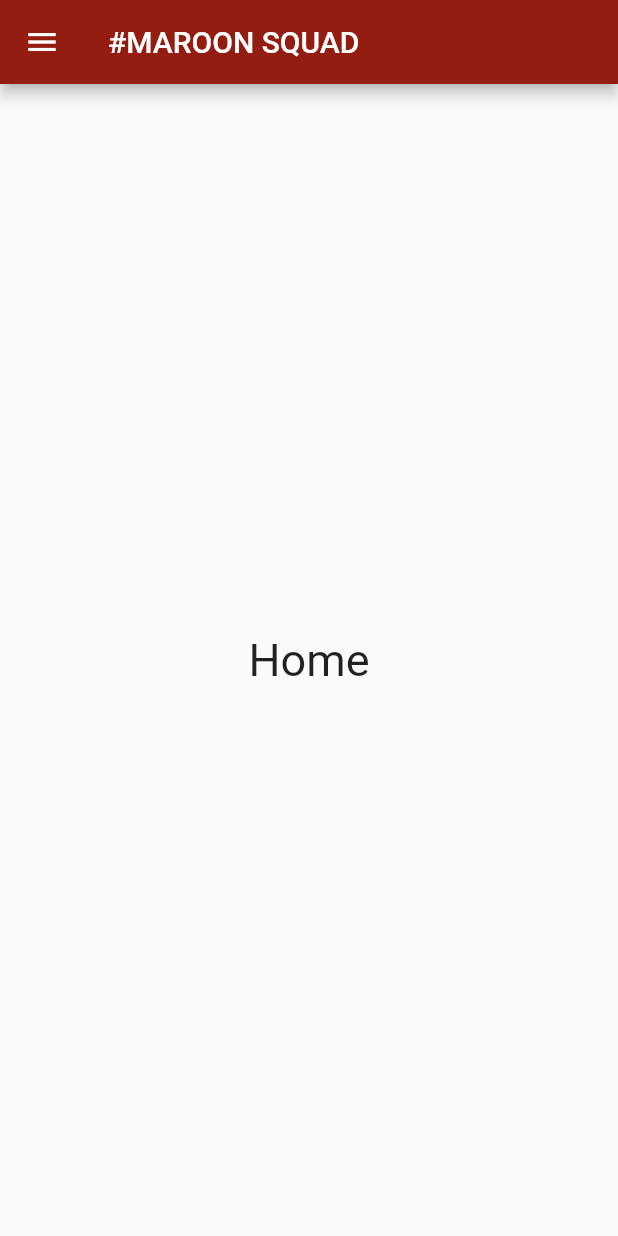
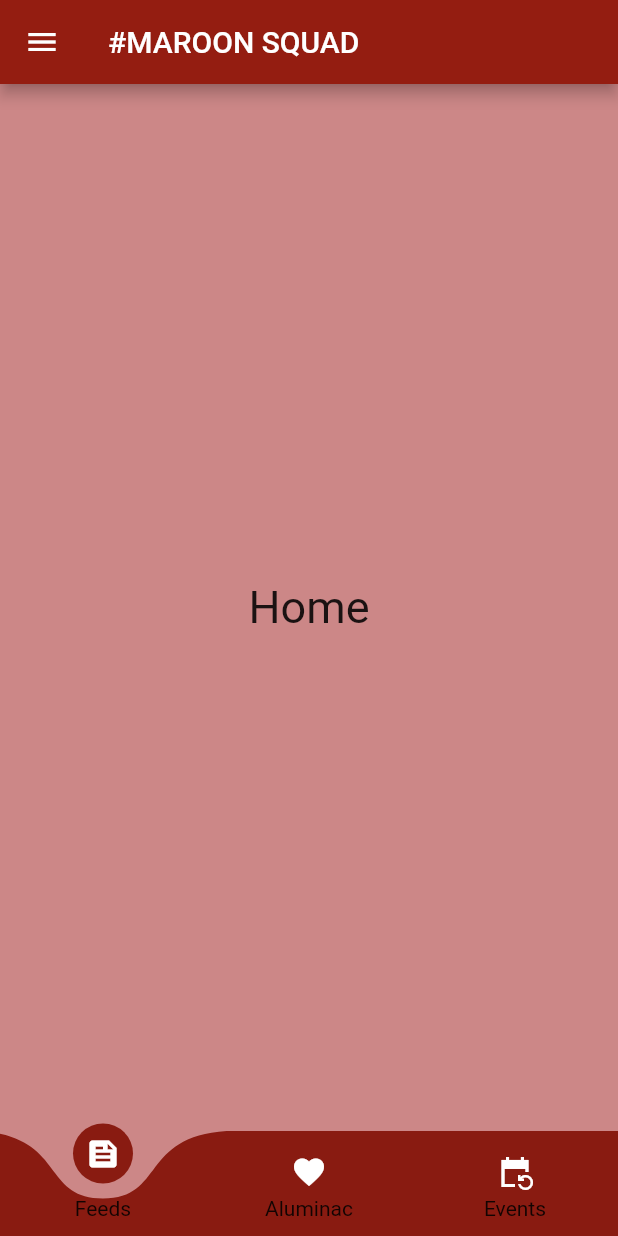
Before and after one commit to as4dmin/Inside, a Flutter app: the screen it shows after launch, on a phone screen of 412 x 824 dp. Run offline on Flutter 3.47's test engine with Material 2 defaults, Android fonts, the phone set to English and light mode, and no system bars; drawn by our look-alikes of curved_labeled_navigation_bar.

```diff
--- a/lib/main.dart
+++ b/lib/main.dart
@@ -1,3 +1,5 @@
+import 'package:curved_labeled_navigation_bar/curved_navigation_bar.dart';
+import 'package:curved_labeled_navigation_bar/curved_navigation_bar_item.dart';
 import 'package:flutter/material.dart';
 import 'Home.dart';
 import 'about.dart';
@@ -48,6 +50,37 @@ class _HomePageState extends State<HomePage> {
       container=about();
     }
     return Scaffold(
+      backgroundColor: Color(0xFFCC8787),
+      bottomNavigationBar: CurvedNavigationBar(
+        backgroundColor: Colors.transparent,
+          color: Color(0xFF891B11),
+          animationDuration: Duration(milliseconds: 300),
+          onTap: (index){
+            if (index==0)
+              {
+                print(index);
+                Home();
+              }else if(index==1){
+              print(index);
+            } else if(index==2){
+              print(index);
+              events();
+            };
+          },
+          items: [CurvedNavigationBarItem(
+              child: Icon(Icons.feed,color: Colors.white),
+              label: "Feeds",
+            ),
+            CurvedNavigationBarItem(
+              child: Icon(Icons.favorite,color: Colors.white),
+              label: "Aluminac",
+            ),
+        CurvedNavigationBarItem(
+          child: Icon(Icons.event_repeat_sharp,color: Colors.white),
+          label: "Events",
+            ),
+        ],
+      ),
       appBar: AppBar(
         backgroundColor: Color(0xFF941D11),
         title: Text("#MAROON SQUAD"),
--- a/pubspec.yaml
+++ b/pubspec.yaml
@@ -35,7 +35,7 @@ dependencies:
   # The following adds the Cupertino Icons font to your application.
   # Use with the CupertinoIcons class for iOS style icons.
   cupertino_icons: ^1.0.2
-  curved_navigation_bar: ^1.0.3 #latest version
+  curved_labeled_navigation_bar: ^2.0.2 #latest version
 
 dev_dependencies:
   flutter_test:
```
Also changed, not shown: pubspec.lock.
